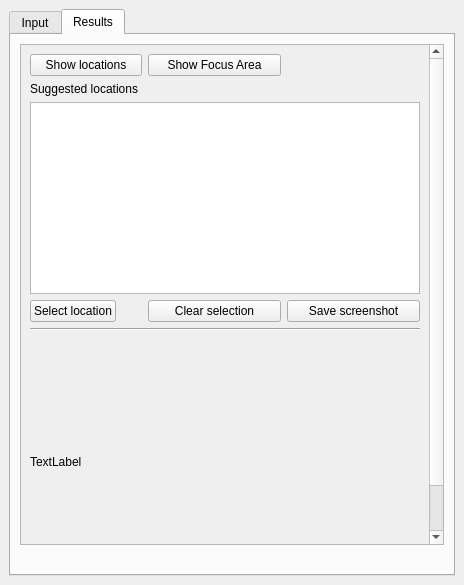
Old version of the form LocatorTool/LocatingTool/locating_tool_dockwidget_base.ui in the repository qq2012/GEO1005.
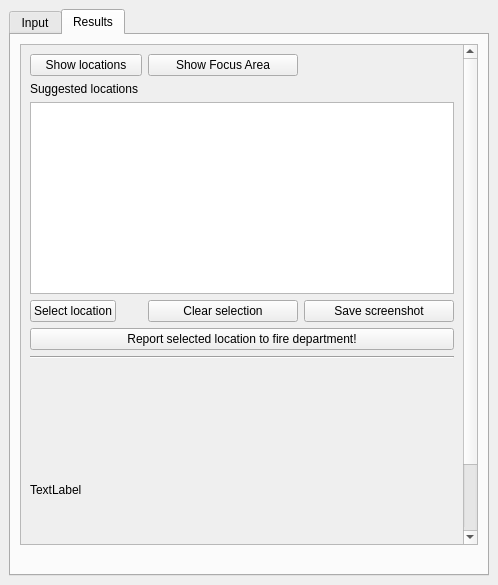
New version of the form. The open tabs and pages were chosen to show the change.

Commit message: messageboxes, send report

```diff
--- a/LocatorTool/LocatingTool/locating_tool_dockwidget_base.ui
+++ b/LocatorTool/LocatingTool/locating_tool_dockwidget_base.ui
@@ -9,7 +9,7 @@
    <rect>
     <x>0</x>
     <y>0</y>
-    <width>464</width>
+    <width>498</width>
     <height>585</height>
    </rect>
   </property>
@@ -387,7 +387,7 @@
         <string>Results</string>
        </attribute>
        <layout class="QGridLayout" name="gridLayout_2">
-        <item row="2" column="0">
+        <item row="3" column="0">
          <widget class="QLabel" name="label_7">
           <property name="text">
            <string/>
@@ -405,10 +405,48 @@
              <x>0</x>
              <y>0</y>
              <width>446</width>
-             <height>587</height>
+             <height>621</height>
             </rect>
            </property>
            <layout class="QGridLayout" name="gridLayout">
+            <item row="7" column="0" colspan="3">
+             <widget class="QLabel" name="legend2Label">
+              <property name="sizePolicy">
+               <sizepolicy hsizetype="MinimumExpanding" vsizetype="MinimumExpanding">
+                <horstretch>0</horstretch>
+                <verstretch>0</verstretch>
+               </sizepolicy>
+              </property>
+              <property name="minimumSize">
+               <size>
+                <width>350</width>
+                <height>250</height>
+               </size>
+              </property>
+              <property name="maximumSize">
+               <size>
+                <width>350</width>
+                <height>250</height>
+               </size>
+              </property>
+              <property name="text">
+               <string>TextLabel</string>
+              </property>
+              <property name="scaledContents">
+               <bool>true</bool>
+              </property>
+             </widget>
+            </item>
+            <item row="2" column="0" colspan="3">
+             <widget class="QTableWidget" name="statisticsTable">
+              <property name="sizePolicy">
+               <sizepolicy hsizetype="MinimumExpanding" vsizetype="Fixed">
+                <horstretch>0</horstretch>
+                <verstretch>0</verstretch>
+               </sizepolicy>
+              </property>
+             </widget>
+            </item>
             <item row="0" column="0">
              <widget class="QPushButton" name="zoomToLocations">
               <property name="text">
@@ -449,6 +487,13 @@
               </property>
              </widget>
             </item>
+            <item row="6" column="0" colspan="3">
+             <widget class="Line" name="line_2">
+              <property name="orientation">
+               <enum>Qt::Horizontal</enum>
+              </property>
+             </widget>
+            </item>
             <item row="3" column="1">
              <widget class="QPushButton" name="clearSelectionButton">
               <property name="text">
@@ -463,48 +508,10 @@
               </property>
              </widget>
             </item>
-            <item row="2" column="0" colspan="3">
-             <widget class="QTableWidget" name="statisticsTable">
-              <property name="sizePolicy">
-               <sizepolicy hsizetype="MinimumExpanding" vsizetype="Fixed">
-                <horstretch>0</horstretch>
-                <verstretch>0</verstretch>
-               </sizepolicy>
-              </property>
-             </widget>
-            </item>
-            <item row="6" column="0" colspan="3">
-             <widget class="QLabel" name="legend2Label">
-              <property name="sizePolicy">
-               <sizepolicy hsizetype="Ignored" vsizetype="MinimumExpanding">
-                <horstretch>0</horstretch>
-                <verstretch>0</verstretch>
-               </sizepolicy>
-              </property>
-              <property name="minimumSize">
-               <size>
-                <width>0</width>
-                <height>250</height>
-               </size>
-              </property>
-              <property name="maximumSize">
-               <size>
-                <width>16777215</width>
-                <height>250</height>
-               </size>
-              </property>
+            <item row="4" column="0" colspan="3">
+             <widget class="QPushButton" name="reportButton">
               <property name="text">
-               <string>TextLabel</string>
-              </property>
-              <property name="scaledContents">
-               <bool>true</bool>
-              </property>
-             </widget>
-            </item>
-            <item row="5" column="0" colspan="3">
-             <widget class="Line" name="line_2">
-              <property name="orientation">
-               <enum>Qt::Horizontal</enum>
+               <string>Report selected location to fire department!</string>
               </property>
              </widget>
             </item>
```
Left out of the diff: 8 changed lines with no effect on the pictures. The commit also changes 14 other files.
